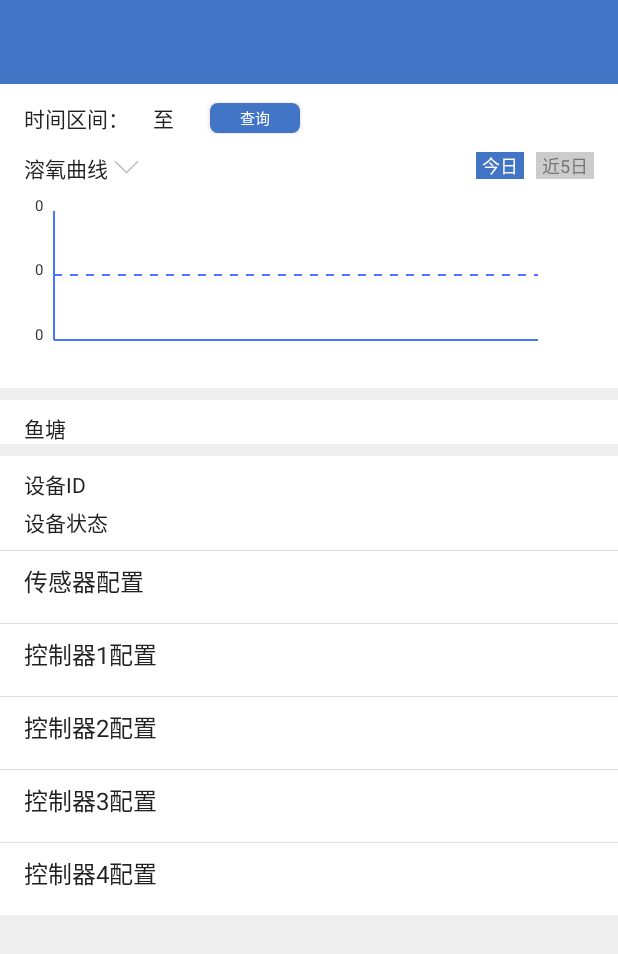
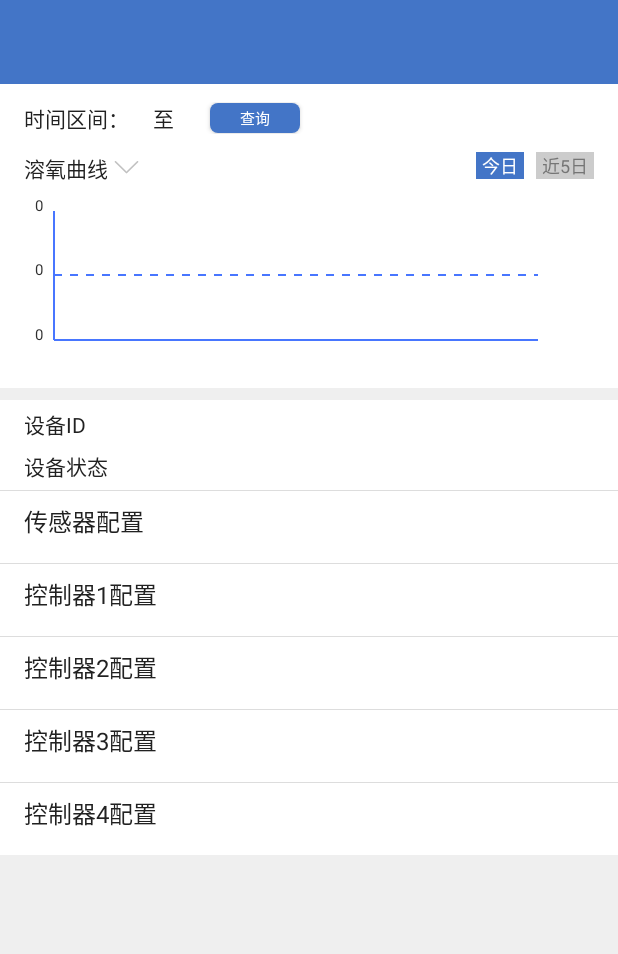
Before and after one commit to wuxiflowing/operationmanager_android, an Android app: the layout activity_devicedetail2.xml on its own in the app's theme, with its tools: preview values and no code run, on a phone screen of 412 x 824 dp. Shown: the top 954 px of the screen. Run offline under Robolectric (Android 15) with nearby library versions, the phone set to English and light mode, and no system bars.

Commit message:
1、修改设备详情 2、修改鱼塘设备显示

```diff
--- a/qyt_bm/src/main/java/com/qyt/bm/activity/InstallTaskDetailActivity.java
+++ b/qyt_bm/src/main/java/com/qyt/bm/activity/InstallTaskDetailActivity.java
@@ -313,13 +313,16 @@ public class InstallTaskDetailActivity extends BaseActivity {
                         @Override
                         public void onItemOpera(String tag, int position, Object value) {
                             Bundle bundle1 = new Bundle();
-                            // bundle1.putString(Constants.INTENT_OBJECT, "090000");
+                             bundle1.putString(Constants.INTENT_OBJECT, "090000");
                             bundle1.putString(Constants.INTENT_OBJECT, (String) value);
                             if (Constants.DEVICE_TYPE_KD326.equals(tag) || TextUtils.isEmpty(tag)) {
                                 goToActivity(DeviceDetailActivity.class, bundle1);
                             } else if (Constants.DEVICE_TYPE_QY601.equals(tag)) {
                                 goToActivity(DeviceNewDetailActivity.class, bundle1);
                             }
+                            //fixme
+//                            bundle1.putString(Constants.INTENT_OBJECT, "090000");
+//                            goToActivity(DeviceNewDetailActivity.class, bundle1);
                         }
                     });
                 }
--- a/qyt_bm/src/main/java/com/qyt/bm/response/ChildDeviceListBean.java
+++ b/qyt_bm/src/main/java/com/qyt/bm/response/ChildDeviceListBean.java
@@ -25,7 +25,7 @@ public class ChildDeviceListBean implements Parcelable {
     public String id;
     public String name;
     public String type;
-    public int workStatus;
+    public String workStatus; //正常(0)、告警限1(1)、告警限2(2)、不在线告警(3)、设备告警(5)、数据解析异常(-1)断点告警(10)
     public int connectionType;
     public String alertline1;
     public String alertline2;
@@ -42,7 +42,7 @@ public class ChildDeviceListBean implements Parcelable {
         id = in.readString();
         name = in.readString();
         type = in.readString();
-        workStatus = in.readInt();
+        workStatus = in.readString();
         connectionType = in.readInt();
         alertline1 = in.readString();
         alertline2 = in.readString();
@@ -75,7 +75,7 @@ public class ChildDeviceListBean implements Parcelable {
         dest.writeString(id);
         dest.writeString(name);
         dest.writeString(type);
-        dest.writeInt(workStatus);
+        dest.writeString(workStatus);
         dest.writeInt(connectionType);
         dest.writeString(alertline1);
         dest.writeString(alertline2);
--- a/qyt_bm/src/main/java/com/qyt/bm/response/DeviceControlInfoBean.java
+++ b/qyt_bm/src/main/java/com/qyt/bm/response/DeviceControlInfoBean.java
@@ -19,7 +19,7 @@ public class DeviceControlInfoBean implements Parcelable {
     public String oxyLimitDown;       //溶氧上限
     public String electricityUp;   //电流上限
     public String electricityDown; //电流下限
-    public int open;               //开关状态（1开、0关）
+    public String open;               //开关状态（1开、0关）2电流异常
     public int auto;               //控制状态 （1 自动、0 手动）
 
     protected DeviceControlInfoBean(Parcel in) {
@@ -28,7 +28,7 @@ public class DeviceControlInfoBean implements Parcelable {
         oxyLimitDown = in.readString();
         electricityUp = in.readString();
         electricityDown = in.readString();
-        open = in.readInt();
+        open = in.readString();
         auto = in.readInt();
     }
 
@@ -56,7 +56,7 @@ public class DeviceControlInfoBean implements Parcelable {
         dest.writeString(oxyLimitDown);
         dest.writeString(electricityUp);
         dest.writeString(electricityDown);
-        dest.writeInt(open);
+        dest.writeString(open);
         dest.writeInt(auto);
     }
 }
--- a/qyt_bm/src/main/res/layout/activity_devicedetail2.xml
+++ b/qyt_bm/src/main/res/layout/activity_devicedetail2.xml
@@ -137,8 +137,7 @@
                 android:layout_marginTop="8dp"
                 android:background="@color/color_white"
                 android:paddingTop="8dp"
-                android:visibility="gone"
-                tools:visibility="visible">
+                android:visibility="gone">
 
                 <TextView
                     style="@style/text_primary_14"
@@ -159,15 +158,16 @@
             <RelativeLayout
                 style="@style/horizontal_padding_style"
                 android:layout_width="match_parent"
-                android:layout_height="wrap_content"
+                android:layout_height="30dp"
                 android:layout_marginTop="8dp"
-                android:background="@color/color_white"
-                android:paddingTop="8dp">
+                android:background="@color/color_white">
 
                 <TextView
                     style="@style/text_primary_14"
                     android:layout_width="wrap_content"
                     android:layout_height="wrap_content"
+                    android:layout_alignParentBottom="true"
+                    android:layout_marginBottom="3dp"
                     android:gravity="center_vertical"
                     android:text="@string/device_id" />
 
@@ -177,21 +177,22 @@
                     android:layout_width="wrap_content"
                     android:layout_height="wrap_content"
                     android:layout_alignParentRight="true"
-                    android:layout_centerVertical="true" />
+                    android:layout_alignParentBottom="true"
+                    android:layout_marginBottom="3dp"
+                    android:text="" />
             </RelativeLayout>
             <!--设备状态-->
             <RelativeLayout
                 style="@style/horizontal_padding_style"
                 android:layout_width="match_parent"
-                android:layout_height="wrap_content"
-                android:background="@color/color_white"
-                android:paddingTop="4dp"
-                android:paddingBottom="8dp">
+                android:layout_height="30dp"
+                android:background="@color/color_white">
 
                 <TextView
                     style="@style/text_primary_14"
                     android:layout_width="wrap_content"
                     android:layout_height="wrap_content"
+                    android:layout_marginTop="3dp"
                     android:gravity="center_vertical"
                     android:text="@string/device_state" />
 
@@ -201,7 +202,7 @@
                     android:layout_width="wrap_content"
                     android:layout_height="wrap_content"
                     android:layout_alignParentRight="true"
-                    android:layout_centerVertical="true" />
+                    android:layout_marginTop="3dp" />
             </RelativeLayout>
 
             <View style="@style/horizontal_line" />
@@ -240,6 +241,7 @@
             <View style="@style/horizontal_line" />
             <!--控制器1配置-->
             <RelativeLayout
+                android:id="@+id/rl_control1"
                 style="@style/horizontal_padding_style"
                 android:layout_width="match_parent"
                 android:layout_height="wrap_content"
@@ -274,6 +276,7 @@
             <View style="@style/horizontal_line" />
             <!--控制器2配置-->
             <RelativeLayout
+                android:id="@+id/rl_control2"
                 style="@style/horizontal_padding_style"
                 android:layout_width="match_parent"
                 android:layout_height="wrap_content"
@@ -308,6 +311,7 @@
             <View style="@style/horizontal_line" />
             <!--控制器3配置-->
             <RelativeLayout
+                android:id="@+id/rl_control3"
                 style="@style/horizontal_padding_style"
                 android:layout_width="match_parent"
                 android:layout_height="wrap_content"
@@ -343,6 +347,7 @@
             <View style="@style/horizontal_line" />
             <!--控制器4配置-->
             <RelativeLayout
+                android:id="@+id/rl_control4"
                 style="@style/horizontal_padding_style"
                 android:layout_width="match_parent"
                 android:layout_height="wrap_content"
```
Also changed, not shown: qyt_bm/src/main/java/com/qyt/bm/activity/device/DeviceNewDetailActivity.java (+136 -72 lines), qyt_bm/src/main/java/com/qyt/bm/activity/device/FishpondInfoAdapter2.java (+73 -29 lines).
